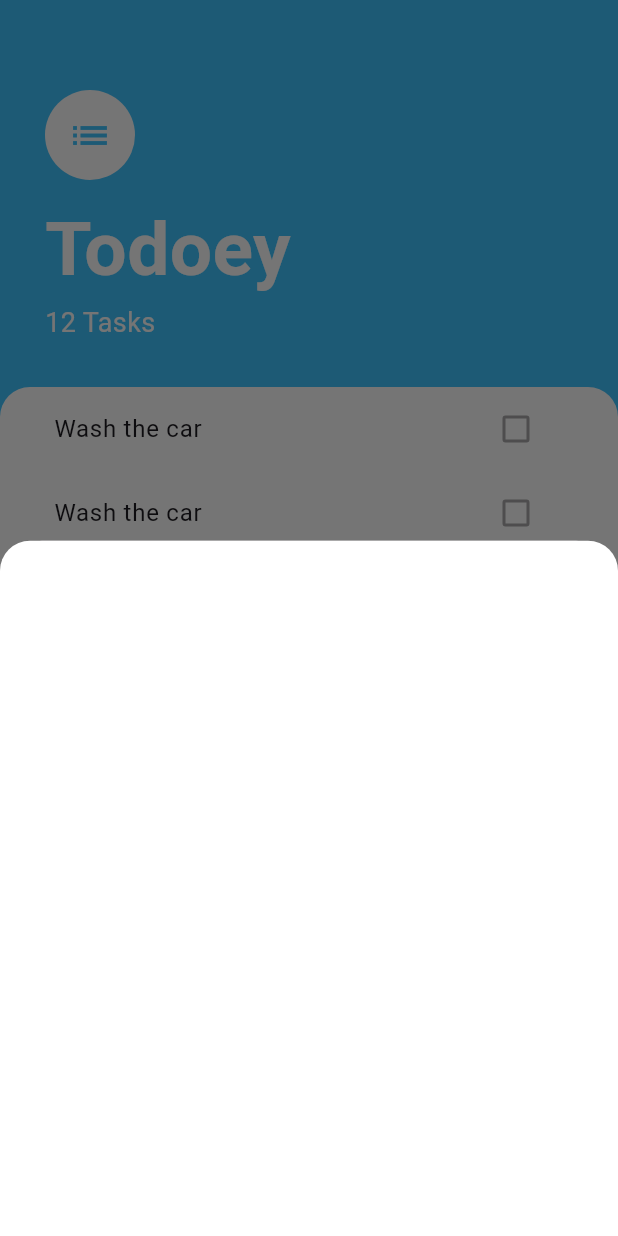
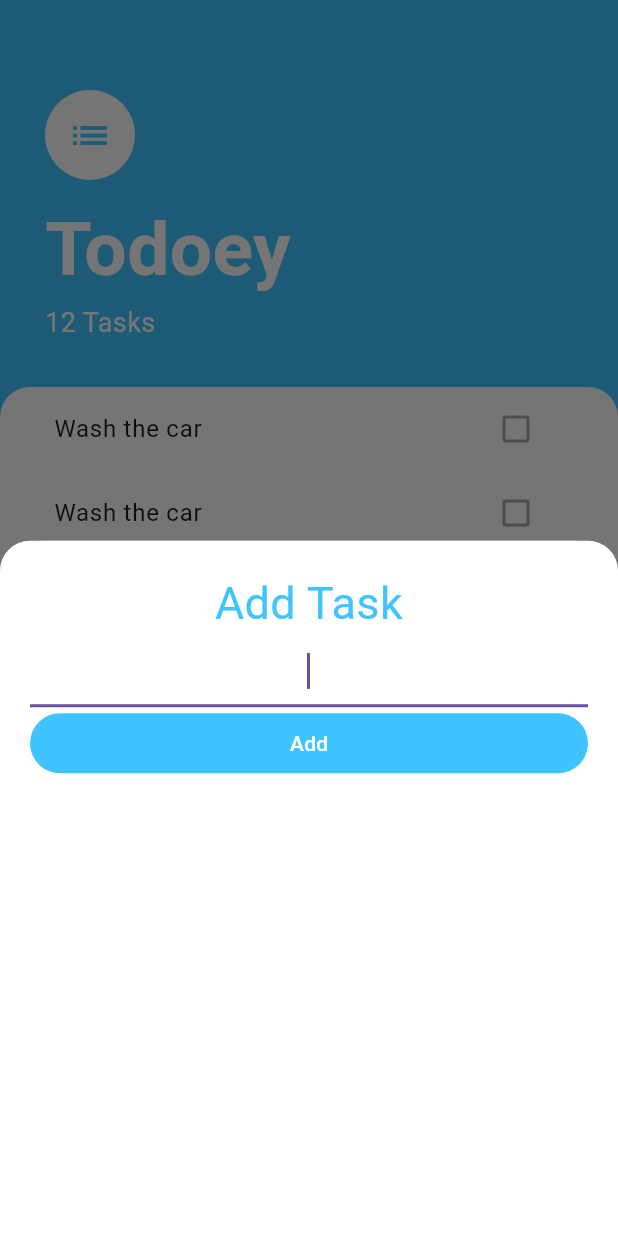
Before and after one commit to ChristianAfreh/todoey-flutter, a Flutter app: the screen it shows after launch, after a tap on the "add" icon, on a phone screen of 412 x 824 dp. Run offline on Flutter 3.47's test engine with Material 3 defaults, Android fonts, the phone set to English and light mode, and no system bars.

Commit message:
completed AddTask screen

```diff
--- a/lib/screens/add_task_screen.dart
+++ b/lib/screens/add_task_screen.dart
@@ -8,12 +8,44 @@ class AddTaskScreen extends StatelessWidget {
     return Container(
       color: const Color(0xff757575),
       child: Container(
+        padding: const EdgeInsets.all(20.0),
         decoration: const BoxDecoration(
-            color: Colors.white,
-            borderRadius: BorderRadius.only(
-              topLeft: Radius.circular(20.0),
-              topRight: Radius.circular(20.0),
-            )),
+          color: Colors.white,
+          borderRadius: BorderRadius.only(
+            topLeft: Radius.circular(20.0),
+            topRight: Radius.circular(20.0),
+          ),
+        ),
+        child: Column(
+          crossAxisAlignment: CrossAxisAlignment.stretch,
+          children: <Widget>[
+            const Text(
+              'Add Task',
+              textAlign: TextAlign.center,
+              style: TextStyle(
+                color: Colors.lightBlueAccent,
+                fontSize: 30.0,
+              ),
+            ),
+            const TextField(
+              autofocus: true,
+              textAlign: TextAlign.center,
+            ),
+            TextButton(
+              onPressed: null,
+              style: ButtonStyle(
+                backgroundColor:
+                    MaterialStateProperty.all<Color>(Colors.lightBlueAccent),
+              ),
+              child: const Text(
+                'Add',
+                style: TextStyle(
+                  color: Colors.white,
+                ),
+              ),
+            ),
+          ],
+        ),
       ),
     );
   }
```
